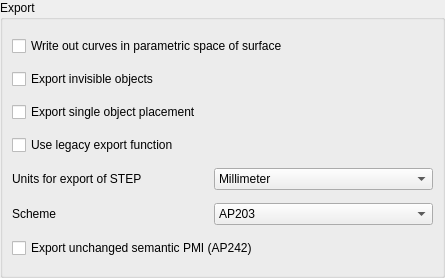
Qt form src/Mod/Part/Gui/DlgExportStep.ui (Rchiemstra/FreeCAD) before a commit.
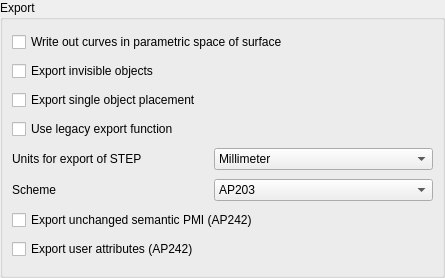
The same form after that commit. Custom widgets are drawn as their Qt base class.

Commit message:
Import: add opt-in AP242 user attribute export
Export live native values with exact selected owners and per-record reasons.
Keep the option off by default and preserve geometry and valid PMI on retry.
Targeted build, headless 114, GUI 41, architecture 387 + 42, codespell 0.

```diff
--- a/src/Mod/Part/Gui/DlgExportStep.ui
+++ b/src/Mod/Part/Gui/DlgExportStep.ui
@@ -149,6 +149,22 @@
         </property>
        </widget>
       </item>
+      <item row="8" column="0" colspan="2">
+       <widget class="Gui::PrefCheckBox" name="checkBoxUserAttributes">
+        <property name="text">
+         <string>Export user attributes (AP242)</string>
+        </property>
+        <property name="checked">
+         <bool>false</bool>
+        </property>
+        <property name="prefEntry" stdset="0">
+         <cstring>ExportUserAttributes</cstring>
+        </property>
+        <property name="prefPath" stdset="0">
+         <cstring>Mod/Import</cstring>
+        </property>
+       </widget>
+      </item>
       <item row="1" column="0" colspan="2">
        <widget class="QCheckBox" name="checkBoxPcurves">
         <property name="text">
```
The commit also changes 23 other files.
